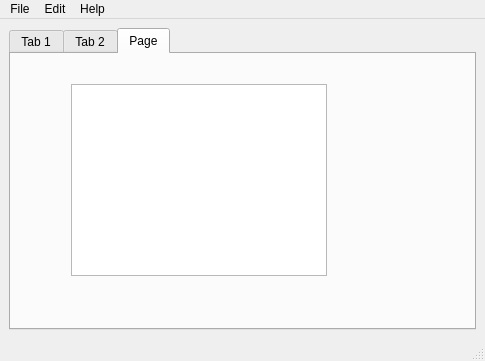
Before: the Qt Designer form mainwindow.ui in unsurp4ssed/cpuid, drawn with Qt 5.
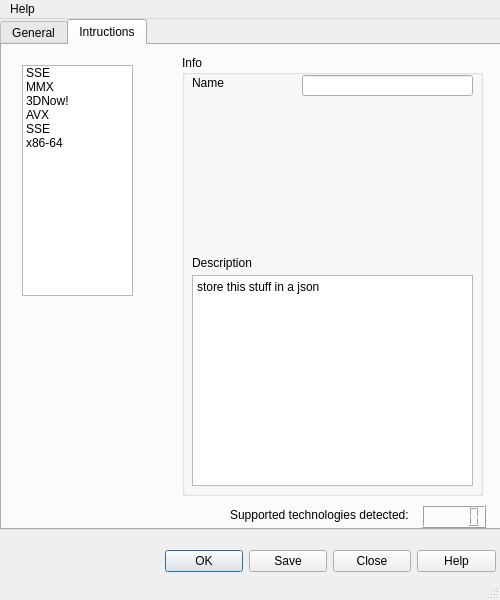
After: the same form once the commit is applied.

```diff
--- a/mainwindow.ui
+++ b/mainwindow.ui
@@ -6,24 +6,70 @@
    <rect>
     <x>0</x>
     <y>0</y>
-    <width>485</width>
-    <height>361</height>
+    <width>500</width>
+    <height>600</height>
    </rect>
   </property>
+  <property name="sizePolicy">
+   <sizepolicy hsizetype="Fixed" vsizetype="Fixed">
+    <horstretch>0</horstretch>
+    <verstretch>0</verstretch>
+   </sizepolicy>
+  </property>
+  <property name="minimumSize">
+   <size>
+    <width>500</width>
+    <height>600</height>
+   </size>
+  </property>
+  <property name="maximumSize">
+   <size>
+    <width>500</width>
+    <height>600</height>
+   </size>
+  </property>
   <property name="windowTitle">
    <string>MainWindow</string>
   </property>
   <widget class="QWidget" name="centralwidget">
-   <layout class="QGridLayout" name="gridLayout">
-    <item row="0" column="0">
      <widget class="QTabWidget" name="tabWidget">
+    <property name="geometry">
+     <rect>
+      <x>0</x>
+      <y>0</y>
+      <width>501</width>
+      <height>511</height>
+     </rect>
+    </property>
+    <property name="tabShape">
+     <enum>QTabWidget::Rounded</enum>
+    </property>
       <property name="currentIndex">
-       <number>2</number>
-      </property>
-      <widget class="QWidget" name="tab">
+     <number>1</number>
+    </property>
+    <widget class="QWidget" name="General">
        <attribute name="title">
-        <string>Tab 1</string>
-       </attribute>
+      <string>General</string>
+     </attribute>
+     <widget class="QLineEdit" name="ProductName">
+      <property name="geometry">
+       <rect>
+        <x>20</x>
+        <y>30</y>
+        <width>321</width>
+        <height>21</height>
+       </rect>
+      </property>
+      <property name="text">
+       <string>AMD Ryzen 3 5300U Processor with Radeon Graphics</string>
+      </property>
+      <property name="alignment">
+       <set>Qt::AlignCenter</set>
+      </property>
+      <property name="readOnly">
+       <bool>true</bool>
+      </property>
+     </widget>
        <widget class="QLabel" name="label">
         <property name="geometry">
          <rect>
@@ -40,84 +86,194 @@
        <widget class="QLCDNumber" name="lcdNumber">
         <property name="geometry">
          <rect>
-          <x>10</x>
-          <y>40</y>
-          <width>71</width>
-          <height>31</height>
-         </rect>
-        </property>
-       </widget>
-      </widget>
-      <widget class="QWidget" name="tab_2">
+        <x>350</x>
+        <y>10</y>
+        <width>128</width>
+        <height>128</height>
+       </rect>
+      </property>
+      <property name="frameShape">
+       <enum>QFrame::WinPanel</enum>
+      </property>
+      <property name="frameShadow">
+       <enum>QFrame::Sunken</enum>
+      </property>
+     </widget>
+    </widget>
+    <widget class="QWidget" name="Instructions">
        <attribute name="title">
-        <string>Tab 2</string>
-       </attribute>
-       <widget class="QTextEdit" name="textEdit">
+      <string>Intructions</string>
+     </attribute>
+     <widget class="QLCDNumber" name="lcdNumberOfInstructions">
         <property name="geometry">
          <rect>
-          <x>20</x>
-          <y>60</y>
+        <x>420</x>
+        <y>460</y>
+        <width>64</width>
+        <height>23</height>
+       </rect>
+      </property>
+     </widget>
+     <widget class="QLabel" name="label_2">
+      <property name="geometry">
+       <rect>
+        <x>228</x>
+        <y>460</y>
           <width>181</width>
-          <height>71</height>
-         </rect>
-        </property>
-       </widget>
-       <widget class="QPlainTextEdit" name="plainTextEdit">
+        <height>20</height>
+       </rect>
+      </property>
+      <property name="text">
+       <string>Supported technologies detected:</string>
+      </property>
+     </widget>
+     <widget class="QGroupBox" name="groupBox">
         <property name="geometry">
          <rect>
-          <x>210</x>
-          <y>60</y>
-          <width>141</width>
-          <height>71</height>
-         </rect>
-        </property>
-       </widget>
+        <x>180</x>
+        <y>10</y>
+        <width>301</width>
+        <height>441</height>
+       </rect>
+      </property>
+      <property name="title">
+       <string>Info</string>
+      </property>
+      <property name="flat">
+       <bool>true</bool>
+      </property>
+      <property name="checkable">
+       <bool>false</bool>
+      </property>
+      <widget class="QTextBrowser" name="instructionDescription_textBrowser">
+       <property name="geometry">
+        <rect>
+         <x>10</x>
+         <y>220</y>
+         <width>281</width>
+         <height>211</height>
+        </rect>
+       </property>
+       <property name="html">
+        <string>&lt;!DOCTYPE HTML PUBLIC &quot;-//W3C//DTD HTML 4.0//EN&quot; &quot;http://www.w3.org/TR/REC-html40/strict.dtd&quot;&gt;
+&lt;html&gt;&lt;head&gt;&lt;meta name=&quot;qrichtext&quot; content=&quot;1&quot; /&gt;&lt;meta charset=&quot;utf-8&quot; /&gt;&lt;style type=&quot;text/css&quot;&gt;
+p, li { white-space: pre-wrap; }
+hr { height: 1px; border-width: 0; }
+&lt;/style&gt;&lt;/head&gt;&lt;body style=&quot; font-family:'Segoe UI'; font-size:9pt; font-weight:400; font-style:normal;&quot;&gt;
+&lt;p style=&quot; margin-top:0px; margin-bottom:0px; margin-left:0px; margin-right:0px; -qt-block-indent:0; text-indent:0px;&quot;&gt;store this stuff in a json&lt;/p&gt;
+&lt;p style=&quot;-qt-paragraph-type:empty; margin-top:0px; margin-bottom:0px; margin-left:0px; margin-right:0px; -qt-block-indent:0; text-indent:0px;&quot;&gt;&lt;br /&gt;&lt;/p&gt;&lt;/body&gt;&lt;/html&gt;</string>
+       </property>
+      </widget>
+      <widget class="QLabel" name="label_3">
+       <property name="geometry">
+        <rect>
+         <x>10</x>
+         <y>200</y>
+         <width>71</width>
+         <height>16</height>
+        </rect>
+       </property>
+       <property name="text">
+        <string>Description</string>
+       </property>
       </widget>
-      <widget class="QWidget" name="tab_3">
-       <attribute name="title">
-        <string>Page</string>
-       </attribute>
-       <widget class="QTextBrowser" name="textBrowser">
+      <widget class="QLabel" name="label_4">
         <property name="geometry">
          <rect>
-          <x>60</x>
-          <y>30</y>
-          <width>256</width>
-          <height>192</height>
-         </rect>
-        </property>
-       </widget>
+         <x>10</x>
+         <y>20</y>
+         <width>49</width>
+         <height>16</height>
+        </rect>
+       </property>
+       <property name="text">
+        <string>Name</string>
+       </property>
+      </widget>
+      <widget class="QLineEdit" name="instructionName_line">
+       <property name="geometry">
+        <rect>
+         <x>120</x>
+         <y>20</y>
+         <width>171</width>
+         <height>21</height>
+        </rect>
+       </property>
       </widget>
      </widget>
-    </item>
-   </layout>
+     <widget class="QListWidget" name="instructions_listWidget">
+      <property name="geometry">
+       <rect>
+        <x>20</x>
+        <y>20</y>
+        <width>111</width>
+        <height>231</height>
+       </rect>
+      </property>
+      <item>
+       <property name="text">
+        <string>SSE</string>
+       </property>
+      </item>
+      <item>
+       <property name="text">
+        <string>MMX</string>
+       </property>
+      </item>
+      <item>
+       <property name="text">
+        <string>3DNow!</string>
+       </property>
+      </item>
+      <item>
+       <property name="text">
+        <string>AVX</string>
+       </property>
+      </item>
+      <item>
+       <property name="text">
+        <string>SSE</string>
+       </property>
+      </item>
+      <item>
+       <property name="text">
+        <string>x86-64</string>
+       </property>
+      </item>
+     </widget>
+    </widget>
+   </widget>
+   <widget class="QDialogButtonBox" name="buttonBox">
+    <property name="geometry">
+     <rect>
+      <x>165</x>
+      <y>530</y>
+      <width>331</width>
+      <height>24</height>
+     </rect>
+    </property>
+    <property name="standardButtons">
+     <set>QDialogButtonBox::Close|QDialogButtonBox::Help|QDialogButtonBox::Ok|QDialogButtonBox::Save</set>
+    </property>
+    <property name="centerButtons">
+     <bool>true</bool>
+    </property>
+   </widget>
   </widget>
   <widget class="QMenuBar" name="menubar">
    <property name="geometry">
     <rect>
      <x>0</x>
      <y>0</y>
-     <width>485</width>
+     <width>500</width>
      <height>22</height>
     </rect>
    </property>
-   <widget class="QMenu" name="menuFile">
-    <property name="title">
-     <string>File</string>
-    </property>
-   </widget>
-   <widget class="QMenu" name="menuEdit">
-    <property name="title">
-     <string>Edit</string>
-    </property>
-   </widget>
    <widget class="QMenu" name="menuHelp">
     <property name="title">
      <string>Help</string>
     </property>
    </widget>
-   <addaction name="menuFile"/>
-   <addaction name="menuEdit"/>
    <addaction name="menuHelp"/>
   </widget>
   <widget class="QStatusBar" name="statusbar"/>
```
Left out of the diff: 18 changed lines with no effect on the pictures. Lines whose indentation alone changed are shown as unchanged.
